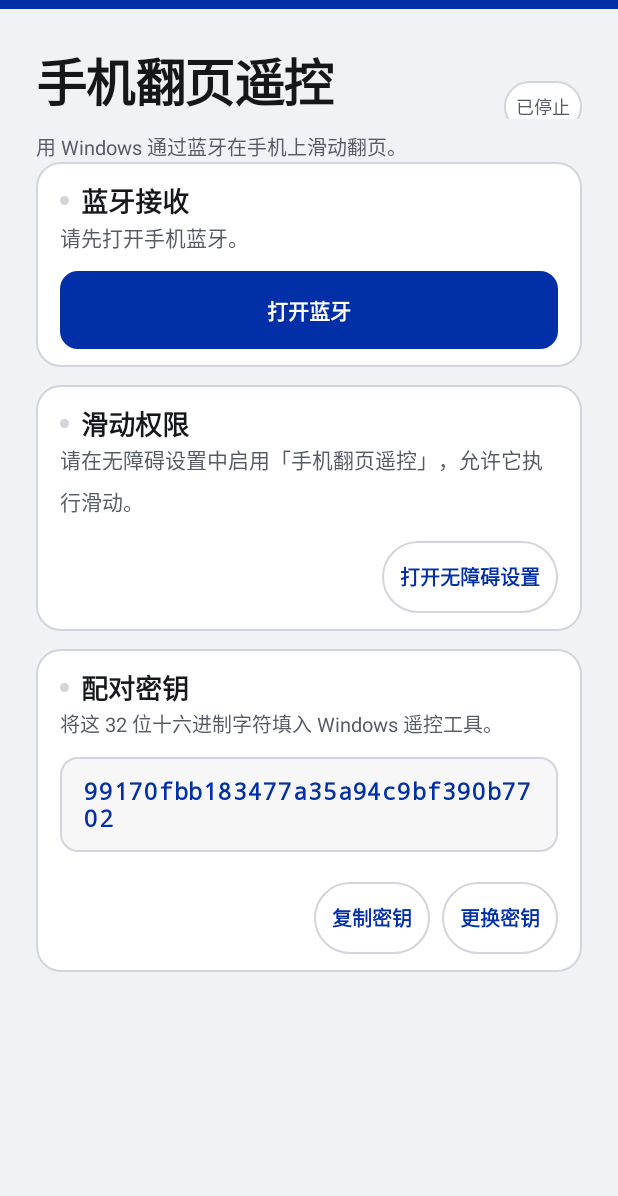
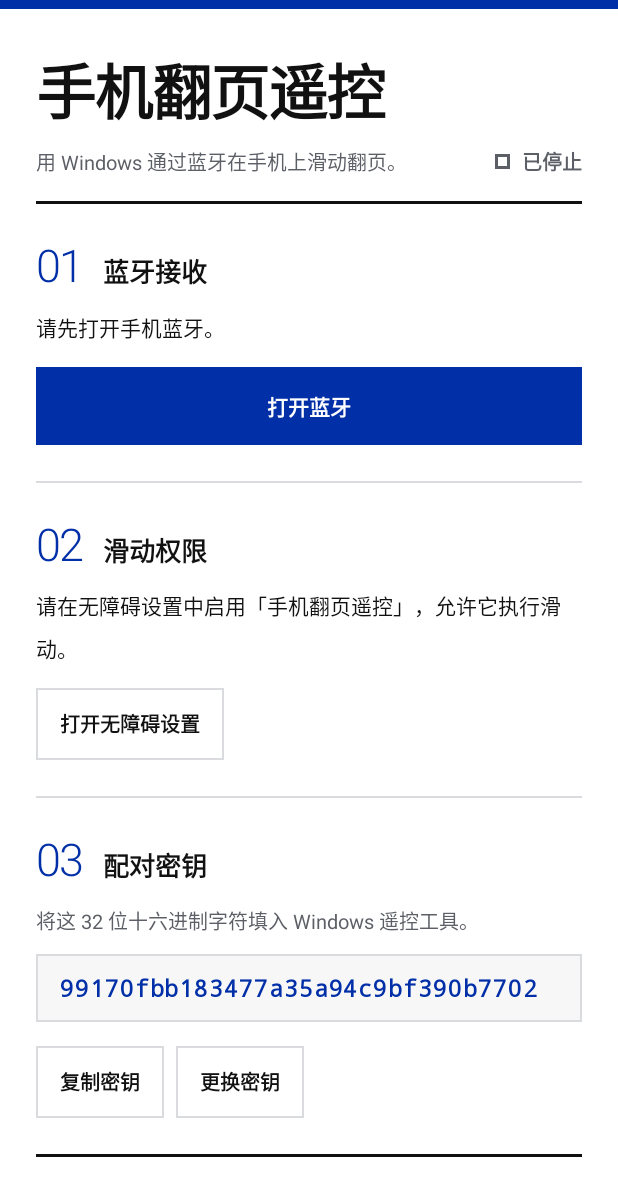
Before and after one commit to mindydora8023-prog/phone-page-remote, an Android app: the screen it shows after launch (SetupActivity), on a phone screen of 412 x 824 dp. Shown: the top 1196 px of the screen. Run offline under Robolectric (Android 15) with nearby library versions, the phone set to English and light mode, and no system bars.

Commit message:
Rebuild both ends on the Swiss grid and harden the BLE link
Design: replace the rounded card system with one Swiss-grid layout on
both ends - a Klein-blue top rule, a heavy rule under the display title,
folio-numbered bands (01/02/03) split into a label column and a body
column, square controls, and two side-by-side page keys with the next
key filled in brand blue. The palette moves to paper white with ink
rules instead of grey cards; Android mirrors it in colors/dimens and
gains callout, pair-code and heavy-rule primitives.

Link: hold the LE link open with a GattSession so an idle connection is
not dropped between key presses, reconnect automatically when it does
drop, and classify a phone's ATT refusal apart from a dead transport so
a rejection is never resent into a double page turn. Android answers
ATT 0x80 when the accessibility service is off, which Windows now
reports as "open accessibility" instead of a generic disconnect.

```diff
--- a/android/src/main/java/com/phonepageremote/android/Design.java
+++ b/android/src/main/java/com/phonepageremote/android/Design.java
@@ -21,14 +21,19 @@ import android.widget.TextView;
  * Colours and distances come from res/values/{colors,dimens}.xml, which mirror
  * windows/ui/style.css; values-night/colors.xml carries the same palette in dark.
  * Nothing here hard-codes a colour, a size or a spacing.
+ *
+ * The page is a Swiss grid: a heavy rule under the masthead, numbered sections
+ * split by hairlines, square controls, and one blue primary per section.
  */
 final class Design {
     private static final String SANS = "sans-serif";
+    private static final String SANS_LIGHT = "sans-serif-light";
     private static final int WHITE = Color.WHITE;
 
     private final Activity activity;
     private LinearLayout card;
     private LinearLayout cardParent;
+    private boolean firstSection = true;
 
     Design(Activity activity) {
         this.activity = activity;
@@ -42,7 +47,7 @@ final class Design {
         return activity.getColor(id);
     }
 
-    /** Full-bleed rule that opens the screen, the Android counterpart of the masthead border. */
+    /** Full-bleed rule that opens the screen, the Android counterpart of the window's top border. */
     View brandRule() {
         View view = new View(activity);
         view.setBackgroundColor(color(R.color.brand_blue));
@@ -81,52 +86,112 @@ final class Design {
         view.setTextColor(color(R.color.ink));
         view.setTypeface(Typeface.create("sans-serif-black", Typeface.NORMAL));
         view.setTextSize(TypedValue.COMPLEX_UNIT_PX, dp(R.dimen.type_display));
-        view.setLetterSpacing(-0.03f);
-        view.setLineSpacing(0, 1.06f);
-        view.setAutoSizeTextTypeUniformWithConfiguration(20, 34, 2, TypedValue.COMPLEX_UNIT_SP);
+        view.setLetterSpacing(-0.035f);
+        view.setIncludeFontPadding(false);
+        view.setMaxLines(2);
+        view.setAutoSizeTextTypeUniformWithConfiguration(24, 40, 2, TypedValue.COMPLEX_UNIT_SP);
         if (Build.VERSION.SDK_INT >= 28) {
             view.setAccessibilityHeading(true);
         }
         return view;
     }
 
-    View rule(int topDimen) {
+    /** The heavy ink rule that closes the masthead and the page. */
+    void heavyRule(LinearLayout parent, int topDimen) {
         View view = new View(activity);
-        view.setBackgroundColor(color(R.color.line));
+        view.setBackgroundColor(color(R.color.rule));
         LinearLayout.LayoutParams params = new LinearLayout.LayoutParams(
-                ViewGroup.LayoutParams.MATCH_PARENT, dp(R.dimen.hairline));
+                ViewGroup.LayoutParams.MATCH_PARENT, dp(R.dimen.heavy_rule));
         if (topDimen != 0) {
             params.topMargin = dp(topDimen);
         }
-        view.setLayoutParams(params);
+        parent.addView(view, params);
+        card = null;
+        cardParent = null;
+    }
+
+    private View hairline() {
+        View view = new View(activity);
+        view.setBackgroundColor(color(R.color.line));
+        view.setLayoutParams(new LinearLayout.LayoutParams(
+                ViewGroup.LayoutParams.MATCH_PARENT, dp(R.dimen.hairline)));
         return view;
     }
 
-    /** Hairline + heading: the page's rule/h2 pair. */
-    /** Opens a card: a rounded surface with a state dot and a title, and routes the
-     *  rows that follow into it, so no call site had to learn a new shape. */
-    void section(LinearLayout parent, int title) {
+    /**
+     * Opens a numbered section: hairline above (except the first), a light blue
+     * folio, the title and a live marker, then routes the rows that follow into it.
+     */
+    void section(LinearLayout parent, String folio, int title) {
+        if (!firstSection) {
+            parent.addView(hairline());
+        }
+        firstSection = false;
+        LinearLayout surface = stack();
+        surface.setPadding(0, dp(R.dimen.section_pad), 0, dp(R.dimen.section_pad));
+        parent.addView(surface, new LinearLayout.LayoutParams(
+                ViewGroup.LayoutParams.MATCH_PARENT, ViewGroup.LayoutParams.WRAP_CONTENT));
+
+        LinearLayout head = row();
+        head.setGravity(Gravity.BOTTOM);
+        TextView number = new TextView(activity);
+        number.setText(folio);
+        number.setTextColor(color(R.color.brand_text));
+        number.setTypeface(Typeface.create(SANS_LIGHT, Typeface.NORMAL));
+        number.setTextSize(TypedValue.COMPLEX_UNIT_PX, dp(R.dimen.type_folio));
+        number.setLetterSpacing(-0.04f);
+        number.setIncludeFontPadding(false);
+        number.setFontFeatureSettings("tnum");
+        number.setImportantForAccessibility(View.IMPORTANT_FOR_ACCESSIBILITY_NO);
+        LinearLayout.LayoutParams numberParams = new LinearLayout.LayoutParams(
+                ViewGroup.LayoutParams.WRAP_CONTENT, ViewGroup.LayoutParams.WRAP_CONTENT);
+        numberParams.rightMargin = dp(R.dimen.gap_m);
+        head.addView(number, numberParams);
+
+        TextView heading = new TextView(activity);
+        heading.setText(title);
+        heading.setTextColor(color(R.color.ink));
+        heading.setTypeface(Typeface.create(SANS, Typeface.BOLD));
+        heading.setTextSize(TypedValue.COMPLEX_UNIT_PX, dp(R.dimen.type_section));
+        heading.setIncludeFontPadding(false);
+        if (Build.VERSION.SDK_INT >= 28) {
+            heading.setAccessibilityHeading(true);
+        }
+        head.addView(heading, new LinearLayout.LayoutParams(
+                ViewGroup.LayoutParams.WRAP_CONTENT, ViewGroup.LayoutParams.WRAP_CONTENT));
+
+        View dot = new View(activity);
+        dot.setBackgroundColor(color(R.color.ok));
+        dot.setVisibility(View.INVISIBLE);
+        LinearLayout.LayoutParams dotParams = new LinearLayout.LayoutParams(dp(R.dimen.dot), dp(R.dimen.dot));
+        dotParams.leftMargin = dp(R.dimen.gap_s);
+        dotParams.bottomMargin = dp(R.dimen.hairline) * 3;
+        head.addView(dot, dotParams);
+        surface.setTag(dot);
+
+        LinearLayout.LayoutParams headParams = new LinearLayout.LayoutParams(
+                ViewGroup.LayoutParams.MATCH_PARENT, ViewGroup.LayoutParams.WRAP_CONTENT);
+        headParams.bottomMargin = dp(R.dimen.gap_m);
+        surface.addView(head, headParams);
+
+        card = surface;
+        cardParent = parent;
+    }
+
+    /** Unnumbered block that needs an answer now: brand bar on the left, shaded ground. */
+    void callout(LinearLayout parent, int title) {
+        LinearLayout frame = row();
+        frame.setBackgroundColor(color(R.color.shade));
+        View bar = new View(activity);
+        bar.setBackgroundColor(color(R.color.brand_blue));
+        frame.addView(bar, new LinearLayout.LayoutParams(dp(R.dimen.callout_bar), ViewGroup.LayoutParams.MATCH_PARENT));
         LinearLayout surface = stack();
         int pad = dp(R.dimen.gap_l);
-        surface.setPadding(pad, dp(R.dimen.gap_m), pad, dp(R.dimen.gap_m));
-        GradientDrawable shell = shape(color(R.color.card), color(R.color.line));
-        shell.setCornerRadius(dp(R.dimen.r_card_lg));
-        surface.setBackground(shell);
-        LinearLayout.LayoutParams params = new LinearLayout.LayoutParams(
-                ViewGroup.LayoutParams.MATCH_PARENT, ViewGroup.LayoutParams.WRAP_CONTENT);
-        params.bottomMargin = dp(R.dimen.gap_m);
-        parent.addView(surface, params);
+        surface.setPadding(pad, pad, pad, pad);
+        frame.addView(surface, new LinearLayout.LayoutParams(0, ViewGroup.LayoutParams.WRAP_CONTENT, 1f));
+        parent.addView(frame, new LinearLayout.LayoutParams(
+                ViewGroup.LayoutParams.MATCH_PARENT, ViewGroup.LayoutParams.WRAP_CONTENT));
 
-        LinearLayout head = row();
-        head.setGravity(Gravity.CENTER_VERTICAL);
-        View dot = new View(activity);
-        GradientDrawable dotShape = new GradientDrawable();
-        dotShape.setShape(GradientDrawable.OVAL);
-        dotShape.setColor(color(R.color.line));
-        dot.setBackground(dotShape);
-        LinearLayout.LayoutParams dotParams = new LinearLayout.LayoutParams(dp(R.dimen.dot), dp(R.dimen.dot));
-        dotParams.rightMargin = dp(R.dimen.gap_s);
-        head.addView(dot, dotParams);
         TextView heading = new TextView(activity);
         heading.setText(title);
         heading.setTextColor(color(R.color.ink));
@@ -135,38 +200,32 @@ final class Design {
         if (Build.VERSION.SDK_INT >= 28) {
             heading.setAccessibilityHeading(true);
         }
-        head.addView(heading, new LinearLayout.LayoutParams(0, ViewGroup.LayoutParams.WRAP_CONTENT, 1f));
-        surface.addView(head, new LinearLayout.LayoutParams(
-                ViewGroup.LayoutParams.MATCH_PARENT, ViewGroup.LayoutParams.WRAP_CONTENT));
+        surface.addView(heading);
 
         card = surface;
         cardParent = parent;
     }
 
-    /** The card the last section opened, so the screen can light its dot later. */
+    /** The section the last call opened, so the screen can light its marker later. */
     LinearLayout currentCard() {
         return card;
     }
 
-    /** Green dot once that part is actually live. */
+    /** Green square after the title once that part is actually live. */
     void markCard(LinearLayout surface, boolean live) {
-        if (surface == null || surface.getChildCount() == 0) {
+        if (surface == null || !(surface.getTag() instanceof View)) {
             return;
         }
-        View dot = ((LinearLayout) surface.getChildAt(0)).getChildAt(0);
-        GradientDrawable shape = new GradientDrawable();
-        shape.setShape(GradientDrawable.OVAL);
-        shape.setColor(color(live ? R.color.ok : R.color.line));
-        dot.setBackground(shape);
+        ((View) surface.getTag()).setVisibility(live ? View.VISIBLE : View.INVISIBLE);
     }
 
     TextView bodyText(int text) {
         TextView view = new TextView(activity);
         view.setText(text);
-        view.setTextColor(color(R.color.muted));
+        view.setTextColor(color(R.color.ink));
         view.setTypeface(Typeface.create(SANS, Typeface.NORMAL));
         view.setTextSize(TypedValue.COMPLEX_UNIT_PX, dp(R.dimen.type_body));
-        view.setLineSpacing(0, 1.35f);
+        view.setLineSpacing(0, 1.4f);
         return view;
     }
 
@@ -176,29 +235,42 @@ final class Design {
         view.setTextColor(color(R.color.muted));
         view.setTypeface(Typeface.create(SANS, Typeface.NORMAL));
         view.setTextSize(TypedValue.COMPLEX_UNIT_PX, dp(R.dimen.type_caption));
-        view.setLineSpacing(0, 1.35f);
+        view.setLineSpacing(0, 1.4f);
         return view;
     }
 
-    /** State chip: idle is quiet, anything that needs attention turns brand and bold. */
+    /** Six-digit pairing code: light, wide, tabular, in brand blue. */
+    TextView pairCode() {
+        TextView view = new TextView(activity);
+        view.setTextColor(color(R.color.brand_text));
+        view.setTypeface(Typeface.create(SANS_LIGHT, Typeface.NORMAL));
+        view.setTextSize(TypedValue.COMPLEX_UNIT_PX, dp(R.dimen.type_pair_code));
+        view.setLetterSpacing(0.08f);
+        view.setFontFeatureSettings("tnum");
+        view.setIncludeFontPadding(false);
+        return view;
+    }
+
+    /** State marker: a square plus a word. Hollow and muted when idle, filled and blue otherwise. */
     TextView statusChip() {
         TextView view = new TextView(activity);
         view.setTextSize(TypedValue.COMPLEX_UNIT_PX, dp(R.dimen.type_chip));
-        view.setGravity(Gravity.CENTER);
+        view.setGravity(Gravity.CENTER_VERTICAL);
         view.setSingleLine(true);
-        int pad = dp(R.dimen.gap_s);
-        view.setPadding(pad, pad, pad, pad);
+        view.setCompoundDrawablePadding(dp(R.dimen.gap_s));
         markStatus(view, false);
         return view;
     }
 
     void markStatus(TextView chip, boolean emphasized) {
-        chip.setTextColor(color(emphasized ? R.color.brand_blue : R.color.muted));
-        chip.setTypeface(Typeface.create(SANS, emphasized ? Typeface.BOLD : Typeface.NORMAL));
-        GradientDrawable pill = shape(color(R.color.card),
-                color(emphasized ? R.color.brand_blue : R.color.line));
-        pill.setCornerRadius(dp(R.dimen.r_pill));
-        chip.setBackground(pill);
+        int tone = color(emphasized ? R.color.brand_text : R.color.muted);
+        chip.setTextColor(tone);
+        chip.setTypeface(Typeface.create(SANS, Typeface.BOLD));
+        GradientDrawable square = shape(emphasized ? tone : Color.TRANSPARENT, tone);
+        square.setStroke(dp(R.dimen.heavy_rule), tone);
+        int size = dp(R.dimen.marker);
+        square.setBounds(0, 0, size, size);
+        chip.setCompoundDrawablesRelative(square, null, null, null);
     }
 
     Button primary(int label, View.OnClickListener click) {
@@ -214,7 +286,6 @@ final class Design {
         view.setMinimumWidth(0);
         int horizontal = dp(R.dimen.gap_l);
         GradientDrawable fill = shape(color(R.color.brand_blue), color(R.color.brand_blue));
-        fill.setCornerRadius(dp(R.dimen.r_btn));
         view.setBackground(new RippleDrawable(ColorStateList.valueOf(color(R.color.ripple_primary)), fill, null));
         view.setOnClickListener(click);
         // minHeight, not a fixed height: at 200% font scale the label must grow the control.
@@ -226,21 +297,20 @@ final class Design {
         return view;
     }
 
-    /** Compact secondary action, aligned right the way the page puts its footer buttons. */
+    /** Secondary action: square, hairline border, ink label; rows of them read left to right. */
     Button addChip(LinearLayout parent, int label, View.OnClickListener click) {
         Button view = new Button(activity);
         view.setText(label);
         view.setTextSize(TypedValue.COMPLEX_UNIT_PX, dp(R.dimen.type_caption));
-        view.setTextColor(color(R.color.brand_blue));
+        view.setTextColor(color(R.color.ink));
         view.setTypeface(Typeface.create(SANS, Typeface.BOLD));
         view.setAllCaps(false);
         view.setGravity(Gravity.CENTER);
         view.setStateListAnimator(null);
         view.setMinWidth(0);
         view.setMinimumWidth(0);
-        int horizontal = dp(R.dimen.gap_m);
-        GradientDrawable edge = shape(color(R.color.card), color(R.color.line));
-        edge.setCornerRadius(dp(R.dimen.r_pill));
+        int horizontal = dp(R.dimen.gap_l);
+        GradientDrawable edge = shape(color(R.color.page), color(R.color.line));
         view.setBackground(new RippleDrawable(ColorStateList.valueOf(color(R.color.ripple_secondary)), edge, null));
         view.setOnClickListener(click);
         view.setMinHeight(dp(R.dimen.chip_height));
@@ -256,10 +326,17 @@ final class Design {
         return view;
     }
 
-    /** The pairing key reads like the Windows keycap: monospaced, brand, boxed. */
+    /** Turns a secondary action into the block's one blue answer. */
+    void emphasize(Button view) {
+        view.setTextColor(WHITE);
+        GradientDrawable fill = shape(color(R.color.brand_blue), color(R.color.brand_blue));
+        view.setBackground(new RippleDrawable(ColorStateList.valueOf(color(R.color.ripple_primary)), fill, null));
+    }
+
+    /** The pairing key reads like the Windows keycap: monospaced, brand, on a shaded slab. */
     TextView keyCard() {
         TextView view = new TextView(activity);
-        view.setTextColor(color(R.color.brand_blue));
+        view.setTextColor(color(R.color.brand_text));
         view.setTypeface(Typeface.MONOSPACE, Typeface.BOLD);
         view.setTextSize(TypedValue.COMPLEX_UNIT_PX, dp(R.dimen.type_key));
         view.setLetterSpacing(0.04f);
@@ -268,9 +345,7 @@ final class Design {
         int horizontal = dp(R.dimen.gap_l);
         int vertical = dp(R.dimen.gap_m);
         view.setPadding(horizontal, vertical, horizontal, vertical);
-        GradientDrawable box = shape(color(R.color.shade), color(R.color.line));
-        box.setCornerRadius(dp(R.dimen.r_btn));
-        view.setBackground(box);
+        view.setBackground(shape(color(R.color.shade), color(R.color.line)));
         return view;
     }
 
--- a/android/src/main/java/com/phonepageremote/android/SetupActivity.java
+++ b/android/src/main/java/com/phonepageremote/android/SetupActivity.java
@@ -54,6 +54,7 @@ public final class SetupActivity extends Activity {
     private LinearLayout gestureCard;
     private LinearLayout pairBlock;
     private TextView pairText;
+    private TextView pairCode;
     private String secret;
 
     @Override
@@ -103,58 +104,64 @@ public final class SetupActivity extends Activity {
         LinearLayout body = ui.column(getResources().getDisplayMetrics().widthPixels);
         content.addView(body);
 
-        LinearLayout masthead = ui.row();
-        masthead.setGravity(Gravity.TOP);
-        masthead.addView(ui.display(R.string.app_name),
+        LinearLayout masthead = ui.stack();
+        masthead.addView(ui.display(R.string.app_name), new LinearLayout.LayoutParams(
+                ViewGroup.LayoutParams.MATCH_PARENT, ViewGroup.LayoutParams.WRAP_CONTENT));
+        LinearLayout subline = ui.row();
+        subline.setGravity(Gravity.BOTTOM);
+        subline.addView(ui.caption(R.string.intro),
                 new LinearLayout.LayoutParams(0, ViewGroup.LayoutParams.WRAP_CONTENT, 1f));
         receiverStatus = ui.statusChip();
         receiverStatus.setAccessibilityLiveRegion(View.ACCESSIBILITY_LIVE_REGION_POLITE);
         LinearLayout.LayoutParams statusParams = new LinearLayout.LayoutParams(
                 ViewGroup.LayoutParams.WRAP_CONTENT, ViewGroup.LayoutParams.WRAP_CONTENT);
         statusParams.leftMargin = ui.dp(R.dimen.gap_m);
-        statusParams.topMargin = ui.dp(R.dimen.gap_s);
-        masthead.addView(receiverStatus, statusParams);
+        subline.addView(receiverStatus, statusParams);
+        LinearLayout.LayoutParams sublineParams = new LinearLayout.LayoutParams(
+                ViewGroup.LayoutParams.MATCH_PARENT, ViewGroup.LayoutParams.WRAP_CONTENT);
+        sublineParams.topMargin = ui.dp(R.dimen.gap_s);
+        masthead.addView(subline, sublineParams);
         ui.add(body, masthead, 0);
+        ui.heavyRule(body, R.dimen.gap_l);
 
-        ui.add(body, ui.caption(R.string.intro), R.dimen.gap_s);
-
-        ui.section(body, R.string.receiver_title);
+        ui.section(body, "01", R.string.receiver_title);
         receiverCard = ui.currentCard();
         receiverMessage = ui.add(body, ui.bodyText(R.string.stopped), 0);
         receiverButton = ui.add(body, ui.primary(R.string.start_receiver, v -> receiverAction()),
-                R.dimen.gap_m);
+                R.dimen.gap_l);
         LinearLayout receiverActions = ui.row();
-        receiverActions.setGravity(Gravity.END);
         settingsButton = ui.addChip(receiverActions, R.string.open_app_settings, v -> openSettings());
         ui.add(body, receiverActions, 0);
 
         // Same allow/deny as the notification, but inside the app: notifications are
         // easy to fold away on ROMs that file unknown apps into a silent group.
         pairBlock = ui.stack();
-        ui.section(pairBlock, R.string.pair_pending_title);
-        pairText = ui.add(pairBlock, ui.bodyText(R.string.pair_pending_text), 0);
+        ui.callout(pairBlock, R.string.pair_pending_title);
+        pairText = ui.add(pairBlock, ui.caption(R.string.pair_pending_text), R.dimen.gap_s);
+        pairCode = ui.add(pairBlock, ui.pairCode(), R.dimen.gap_m);
         LinearLayout pairActions = ui.row();
-        pairActions.setGravity(Gravity.END);
-        ui.addChip(pairActions, R.string.pair_allow, v -> approvePair(true));
+        Button allow = ui.addChip(pairActions, R.string.pair_allow, v -> approvePair(true));
         ui.addChip(pairActions, R.string.pair_deny, v -> approvePair(false));
+        ui.emphasize(allow);
         ui.add(pairBlock, pairActions, R.dimen.gap_s);
         pairBlock.setVisibility(View.GONE);
-        ui.add(body, pairBlock, R.dimen.gap_s);
+        LinearLayout.LayoutParams pairParams = new LinearLayout.LayoutParams(
+                ViewGroup.LayoutParams.MATCH_PARENT, ViewGroup.LayoutParams.WRAP_CONTENT);
+        pairParams.bottomMargin = ui.dp(R.dimen.section_pad);
+        body.addView(pairBlock, pairParams);
 
-        ui.section(body, R.string.accessibility_title);
+        ui.section(body, "02", R.string.accessibility_title);
         gestureCard = ui.currentCard();
         gestureStatus = ui.add(body, ui.bodyText(R.string.accessibility_off), 0);
         LinearLayout gestureActions = ui.row();
-        gestureActions.setGravity(Gravity.END);
         ui.addChip(gestureActions, R.string.accessibility_settings,
                 v -> startActivity(new Intent(Settings.ACTION_ACCESSIBILITY_SETTINGS)));
         ui.add(body, gestureActions, R.dimen.gap_s);
 
-        ui.section(body, R.string.secret_title);
+        ui.section(body, "03", R.string.secret_title);
         ui.add(body, ui.caption(R.string.secret_help), 0);
         keyView = ui.add(body, ui.keyCard(), R.dimen.gap_m);
         LinearLayout keyActions = ui.row();
-        keyActions.setGravity(Gravity.END);
         copyButton = ui.addChip(keyActions, R.string.copy_secret, v -> copySecret());
         ui.addChip(keyActions, R.string.rotate_secret, v -> new AlertDialog.Builder(this)
                 .setTitle(R.string.rotate_secret)
@@ -162,7 +169,8 @@ public final class SetupActivity extends Activity {
                 .setNegativeButton(android.R.string.cancel, null)
                 .setPositiveButton(R.string.rotate_secret, (dialog, which) -> rotateSecret())
                 .show());
-        ui.add(body, keyActions, R.dimen.gap_m);
+        ui.add(body, keyActions, R.dimen.gap_s);
+        ui.heavyRule(body, 0);
     }
 
     private BluetoothAdapter adapter() {
@@ -239,7 +247,8 @@ public final class SetupActivity extends Activity {
         ReceiverService.PairInfo pending = ReceiverService.pendingPair();
         pairBlock.setVisibility(pending == null ? View.GONE : View.VISIBLE);
         if (pending != null) {
-            pairText.setText(getString(R.string.pair_pending_text, pending.code));
+            pairText.setText(R.string.pair_pending_text);
+            pairCode.setText(pending.code);
         }
 
         ui.markCard(receiverCard, ReceiverService.active());
--- a/android/src/main/res/values-night/colors.xml
+++ b/android/src/main/res/values-night/colors.xml
@@ -2,13 +2,14 @@
 <!-- Dark palette: same roles as windows/ui/style.css under prefers-color-scheme: dark. -->
 <resources>
     <color name="brand_blue">#2B49C8</color>
+    <color name="brand_text">#A8BCFF</color>
     <color name="ink">#F2F3F6</color>
-    <color name="muted">#A2A8B4</color>
-    <color name="line">#2A2E36</color>
-    <color name="shade">#16181D</color>
-    <color name="paper">#0E1013</color>
-    <color name="page">#0B0D10</color>
-    <color name="card">#16181D</color>
+    <color name="muted">#9AA0AC</color>
+    <color name="rule">#F2F3F6</color>
+    <color name="line">#2A2D33</color>
+    <color name="shade">#17191D</color>
+    <color name="paper">#0E0F11</color>
+    <color name="page">#0E0F11</color>
     <color name="ok">#3ECF8E</color>
     <color name="ripple_primary">#33FFFFFF</color>
     <color name="ripple_secondary">#33A8BCFF</color>
--- a/android/src/main/res/values/colors.xml
+++ b/android/src/main/res/values/colors.xml
@@ -2,14 +2,15 @@
 <!-- Same tokens as windows/ui/style.css, so both ends read as one product. -->
 <resources>
     <color name="brand_blue">#002FA7</color>
-    <color name="ink">#15171B</color>
-    <color name="muted">#555A65</color>
-    <color name="line">#D2D5DB</color>
+    <color name="brand_text">#002FA7</color>
+    <color name="ink">#111111</color>
+    <color name="muted">#5C5F66</color>
+    <color name="rule">#111111</color>
+    <color name="line">#DADBDE</color>
     <color name="shade">#F7F7F8</color>
     <color name="paper">#FFFFFF</color>
-    <color name="page">#F1F2F5</color>
-    <color name="card">#FFFFFF</color>
-    <color name="ok">#22A06B</color>
+    <color name="page">#FFFFFF</color>
+    <color name="ok">#0A7D43</color>
     <color name="ripple_primary">#33FFFFFF</color>
     <color name="ripple_secondary">#20002FA7</color>
 </resources>
--- a/android/src/main/res/values/dimens.xml
+++ b/android/src/main/res/values/dimens.xml
@@ -4,25 +4,26 @@
     <dimen name="gutter">24dp</dimen>
     <dimen name="brand_rule">6dp</dimen>
     <dimen name="hairline">1dp</dimen>
-    <dimen name="r_card_lg">16dp</dimen>
-    <dimen name="r_btn">11dp</dimen>
-    <dimen name="r_pill">999dp</dimen>
-    <dimen name="dot">6dp</dimen>
-    <dimen name="masthead_top">22dp</dimen>
-    <dimen name="section_gap">26dp</dimen>
-    <dimen name="title_gap">18dp</dimen>
+    <dimen name="heavy_rule">2dp</dimen>
+    <dimen name="callout_bar">4dp</dimen>
+    <dimen name="marker">10dp</dimen>
+    <dimen name="dot">7dp</dimen>
+    <dimen name="masthead_top">24dp</dimen>
+    <dimen name="section_pad">24dp</dimen>
     <dimen name="gap_s">8dp</dimen>
     <dimen name="gap_m">12dp</dimen>
     <dimen name="gap_l">16dp</dimen>
     <dimen name="control">52dp</dimen>
     <dimen name="chip_height">44dp</dimen>
-    <dimen name="bottom_space">28dp</dimen>
+    <dimen name="bottom_space">32dp</dimen>
     <dimen name="measure">648dp</dimen>
 
-    <dimen name="type_display">34sp</dimen>
-    <dimen name="type_section">18sp</dimen>
+    <dimen name="type_display">40sp</dimen>
+    <dimen name="type_folio">30sp</dimen>
+    <dimen name="type_section">17sp</dimen>
     <dimen name="type_body">14sp</dimen>
     <dimen name="type_caption">13sp</dimen>
-    <dimen name="type_chip">12sp</dimen>
+    <dimen name="type_chip">13sp</dimen>
     <dimen name="type_key">15sp</dimen>
+    <dimen name="type_pair_code">34sp</dimen>
 </resources>
--- a/android/src/main/res/values/strings.xml
+++ b/android/src/main/res/values/strings.xml
@@ -39,7 +39,7 @@
     <string name="pair_request_title">配对请求</string>
     <string name="pair_request_text">一台电脑想控制这台手机。核对电脑上显示的数字：%1$s</string>
     <string name="pair_pending_title">待确认的配对</string>
-    <string name="pair_pending_text">一台电脑请求配对。请核对电脑上显示的数字：%1$s</string>
+    <string name="pair_pending_text">一台电脑请求配对。核对电脑上显示的数字与下方一致，再点「允许」。</string>
     <string name="pair_allow">允许</string>
     <string name="pair_deny">拒绝</string>
     <string name="paired">已允许这台电脑，之后连接无需再输入配对密钥。</string>
```
Also changed, not shown: android/src/main/java/com/phonepageremote/android/ReceiverService.java (+12 -2 lines), 8 other files.
